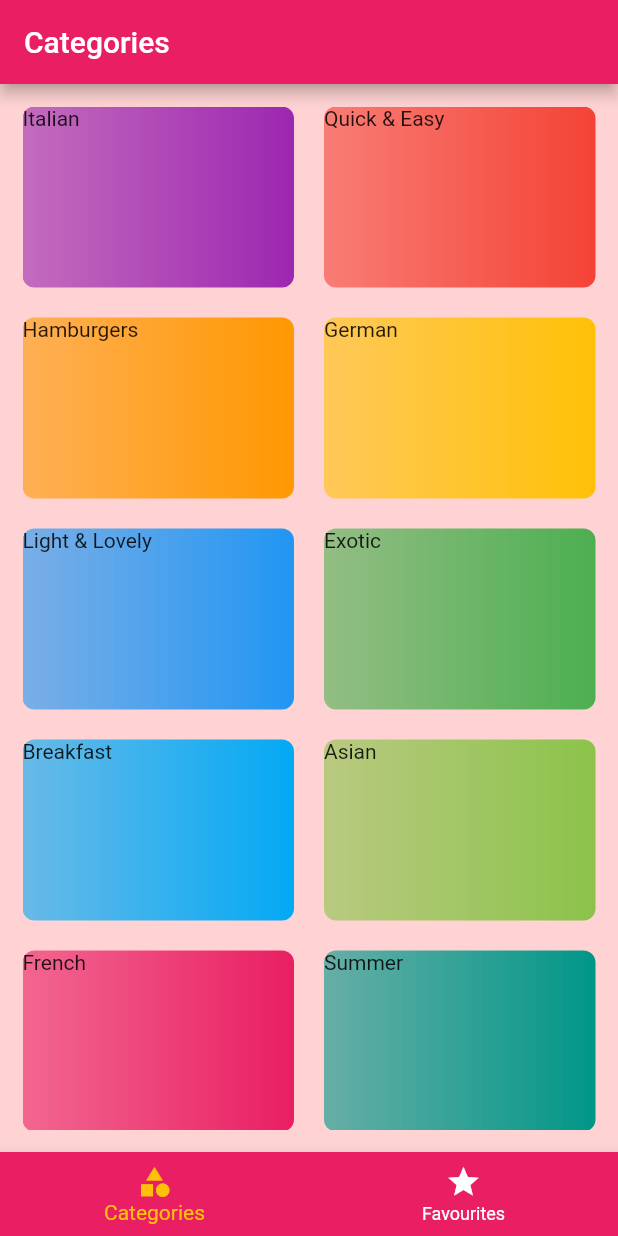
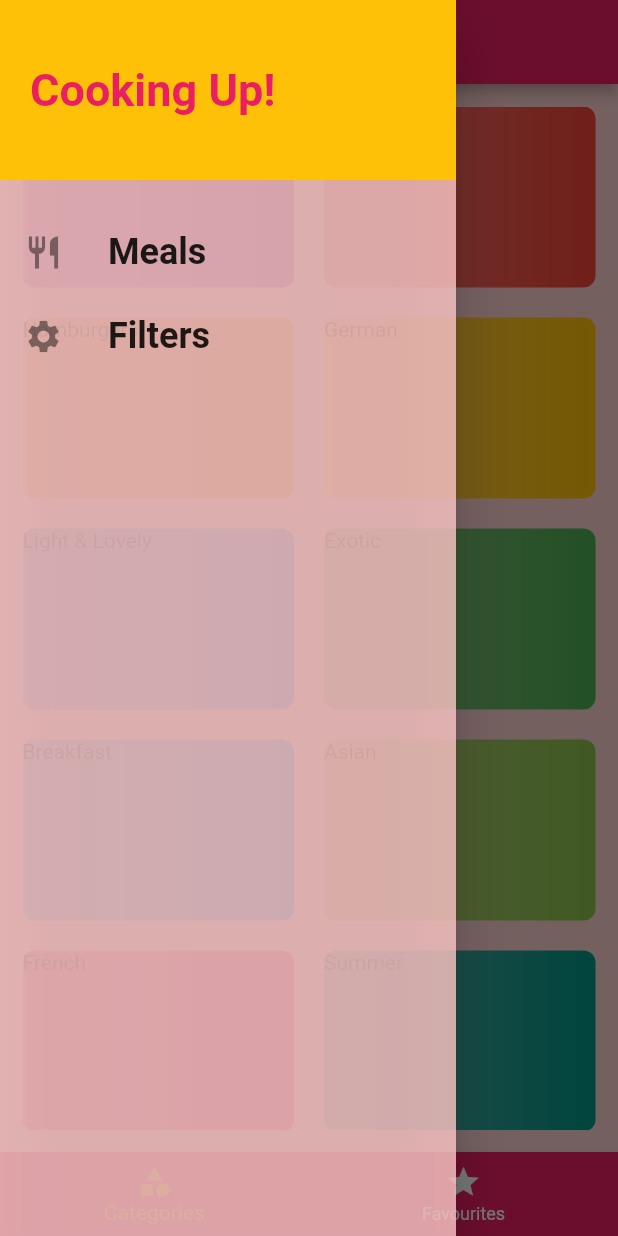
Before and after one commit to sumitdhungana14/flutter_learning, a Flutter app: the screen it shows after launch, with the side drawer open (before the commit the screen has no drawer), on a phone screen of 412 x 824 dp. Run offline on Flutter 3.47's test engine with Material 2 defaults, Android fonts, the phone set to English and light mode, and no system bars.

Commit message:
Drawer added in TabsScreen.

```diff
--- a/lib/screens/tabs_screen.dart
+++ b/lib/screens/tabs_screen.dart
@@ -1,4 +1,5 @@
 import 'package:flutter/material.dart';
+import 'package:flutter_app/widgets/main_drawer.dart';
 
 import './../screens/categories_screen.dart';
 import './../screens/favourites_screen.dart';
@@ -9,7 +10,6 @@ class TabsScreen extends StatefulWidget {
 }
 
 class _TabsScreenState extends State<TabsScreen> {
-
   final List<Map<String, Object>> pages = [
     {'page': CategoriesScreen(), 'title': 'Categories'},
     {'page': FavouritesScreen(), 'title': 'My Favourites'}
@@ -26,8 +26,8 @@ class _TabsScreenState extends State<TabsScreen> {
   @override
   Widget build(BuildContext context) {
     return Scaffold(
-        appBar: AppBar(
-            title: Text(pages[selectedIndex]['title'])),
+      appBar: AppBar(title: Text(pages[selectedIndex]['title'])),
+      drawer: MainDrawer(),
       body: pages[selectedIndex]['page'],
       bottomNavigationBar: BottomNavigationBar(
         onTap: selectItem,
@@ -36,9 +36,12 @@ class _TabsScreenState extends State<TabsScreen> {
         selectedItemColor: Theme.of(context).accentColor,
         currentIndex: selectedIndex,
         items: [
-          BottomNavigationBarItem(icon: Icon(Icons.category), title: Text('Categories')),
-          BottomNavigationBarItem(icon: Icon(Icons.star), title: Text('Favourites')),
-        ],),
+          BottomNavigationBarItem(
+              icon: Icon(Icons.category), title: Text('Categories')),
+          BottomNavigationBarItem(
+              icon: Icon(Icons.star), title: Text('Favourites')),
+        ],
+      ),
     );
   }
 }
--- /dev/null
+++ b/lib/widgets/main_drawer.dart
@@ -0,0 +1,57 @@
+import 'package:flutter/material.dart';
+
+class MainDrawer extends StatelessWidget {
+  Widget buildListTile(String title, IconData icon) {
+    return ListTile(
+      leading: Icon(
+        icon,
+        size: 26,
+      ),
+      title: Text(
+        title,
+        style: TextStyle(
+          fontSize: 24,
+          fontWeight: FontWeight.bold,
+        ),
+      ),
+      onTap: () {
+        // ...
+      },
+    );
+  }
+
+  @override
+  Widget build(BuildContext context) {
+    return Drawer(
+      child: Column(
+        children: <Widget>[
+          Container(
+            height: 120,
+            width: double.infinity,
+            padding: EdgeInsets.all(20),
+            alignment: Alignment.centerLeft,
+            color: Theme.of(context).accentColor,
+            child: Text(
+              'Cooking Up!',
+              style: TextStyle(
+                  fontWeight: FontWeight.bold,
+                  fontSize: 30,
+                  color: Theme.of(context).primaryColor),
+            ),
+          ),
+          SizedBox(
+            height: 20,
+          ),
+          buildListTile(
+            'Meals',
+            Icons.restaurant,
+          ),
+          buildListTile(
+            'Filters',
+            Icons.settings,
+          ),
+        ],
+      ),
+    );
+  }
+}
```
Lines whose indentation alone changed are shown as unchanged.
